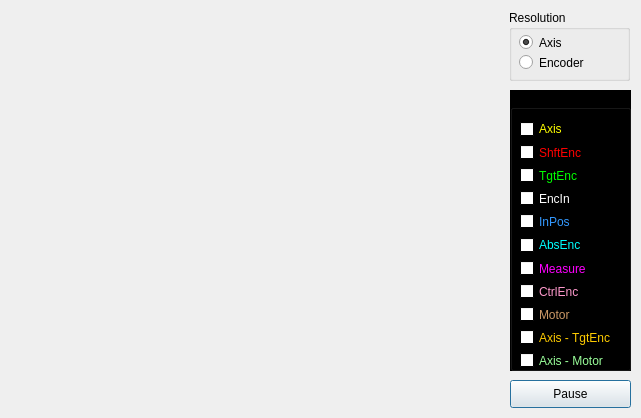
MaxIV-KitsControls/app-cells-icepapcms, file src/ui_icepapcms/qt_designer_files/dialogcurves.ui: the form before one commit.
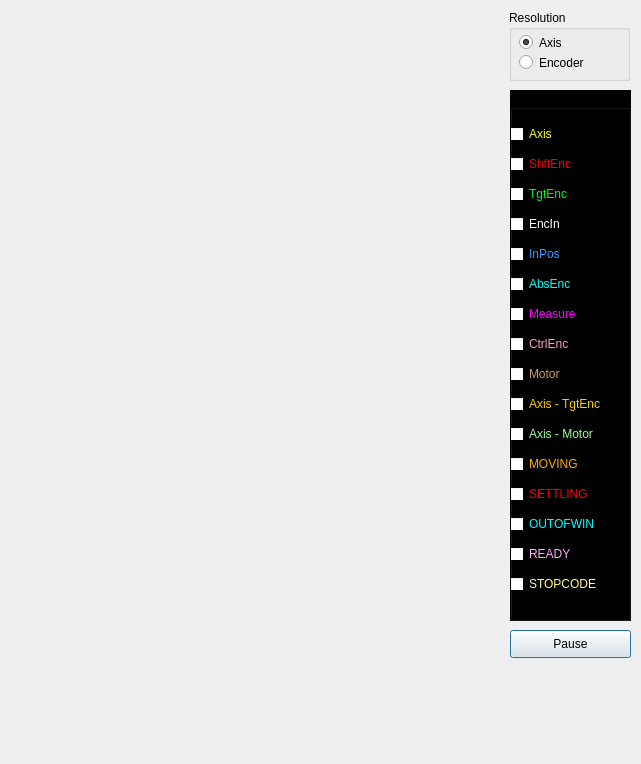
The form after the commit.

Commit message: Now displaying the values of some driver status bits.

```diff
--- a/src/ui_icepapcms/qt_designer_files/dialogcurves.ui
+++ b/src/ui_icepapcms/qt_designer_files/dialogcurves.ui
@@ -7,7 +7,7 @@
     <x>0</x>
     <y>0</y>
     <width>641</width>
-    <height>418</height>
+    <height>764</height>
    </rect>
   </property>
   <property name="minimumSize">
@@ -25,7 +25,7 @@
      <x>10</x>
      <y>10</y>
      <width>491</width>
-     <height>401</height>
+     <height>651</height>
     </rect>
    </property>
    <layout class="QGridLayout" name="gridLayout">
@@ -88,7 +88,7 @@
      <x>510</x>
      <y>90</y>
      <width>121</width>
-     <height>281</height>
+     <height>531</height>
     </rect>
    </property>
    <property name="palette">
@@ -188,47 +188,30 @@
    <property name="title">
     <string>Select Curves</string>
    </property>
-   <widget class="QCheckBox" name="checkBoxDelta2">
+   <widget class="QWidget" name="layoutWidget">
     <property name="geometry">
      <rect>
-      <x>10</x>
-      <y>262</y>
-      <width>119</width>
-      <height>17</height>
+      <x>0</x>
+      <y>30</y>
+      <width>115</width>
+      <height>492</height>
      </rect>
     </property>
+    <layout class="QVBoxLayout" name="verticalLayout">
+     <item>
+      <widget class="QCheckBox" name="checkBoxAxis">
     <property name="palette">
      <palette>
       <active>
        <colorrole role="WindowText">
         <brush brushstyle="SolidPattern">
          <color alpha="255">
-          <red>153</red>
+             <red>255</red>
           <green>255</green>
-          <blue>153</blue>
-         </color>
-        </brush>
-       </colorrole>
-       <colorrole role="Text">
-        <brush brushstyle="SolidPattern">
-         <color alpha="255">
-          <red>0</red>
-          <green>0</green>
           <blue>0</blue>
          </color>
         </brush>
        </colorrole>
-      </active>
-      <inactive>
-       <colorrole role="WindowText">
-        <brush brushstyle="SolidPattern">
-         <color alpha="255">
-          <red>153</red>
-          <green>255</green>
-          <blue>153</blue>
-         </color>
-        </brush>
-       </colorrole>
        <colorrole role="Text">
         <brush brushstyle="SolidPattern">
          <color alpha="255">
@@ -238,203 +221,12 @@
          </color>
         </brush>
        </colorrole>
-      </inactive>
-      <disabled>
-       <colorrole role="WindowText">
-        <brush brushstyle="SolidPattern">
-         <color alpha="255">
-          <red>139</red>
-          <green>142</green>
-          <blue>142</blue>
-         </color>
-        </brush>
-       </colorrole>
-       <colorrole role="Text">
-        <brush brushstyle="SolidPattern">
-         <color alpha="255">
-          <red>139</red>
-          <green>142</green>
-          <blue>142</blue>
-         </color>
-        </brush>
-       </colorrole>
-      </disabled>
-     </palette>
-    </property>
-    <property name="text">
-     <string>Axis - Motor</string>
-    </property>
-   </widget>
-   <widget class="QCheckBox" name="checkBoxMeasure">
-    <property name="geometry">
-     <rect>
-      <x>10</x>
-      <y>170</y>
-      <width>119</width>
-      <height>17</height>
-     </rect>
-    </property>
-    <property name="palette">
-     <palette>
-      <active>
-       <colorrole role="WindowText">
-        <brush brushstyle="SolidPattern">
-         <color alpha="255">
-          <red>255</red>
-          <green>0</green>
-          <blue>255</blue>
-         </color>
-        </brush>
-       </colorrole>
-       <colorrole role="Text">
-        <brush brushstyle="SolidPattern">
-         <color alpha="255">
-          <red>0</red>
-          <green>0</green>
-          <blue>0</blue>
-         </color>
-        </brush>
-       </colorrole>
       </active>
       <inactive>
        <colorrole role="WindowText">
         <brush brushstyle="SolidPattern">
          <color alpha="255">
           <red>255</red>
-          <green>0</green>
-          <blue>255</blue>
-         </color>
-        </brush>
-       </colorrole>
-       <colorrole role="Text">
-        <brush brushstyle="SolidPattern">
-         <color alpha="255">
-          <red>0</red>
-          <green>0</green>
-          <blue>0</blue>
-         </color>
-        </brush>
-       </colorrole>
-      </inactive>
-      <disabled>
-       <colorrole role="WindowText">
-        <brush brushstyle="SolidPattern">
-         <color alpha="255">
-          <red>139</red>
-          <green>142</green>
-          <blue>142</blue>
-         </color>
-        </brush>
-       </colorrole>
-       <colorrole role="Text">
-        <brush brushstyle="SolidPattern">
-         <color alpha="255">
-          <red>139</red>
-          <green>142</green>
-          <blue>142</blue>
-         </color>
-        </brush>
-       </colorrole>
-      </disabled>
-     </palette>
-    </property>
-    <property name="text">
-     <string>Measure</string>
-    </property>
-   </widget>
-   <widget class="QCheckBox" name="checkBoxDelta1">
-    <property name="geometry">
-     <rect>
-      <x>10</x>
-      <y>239</y>
-      <width>119</width>
-      <height>17</height>
-     </rect>
-    </property>
-    <property name="palette">
-     <palette>
-      <active>
-       <colorrole role="WindowText">
-        <brush brushstyle="SolidPattern">
-         <color alpha="255">
-          <red>255</red>
-          <green>204</green>
-          <blue>0</blue>
-         </color>
-        </brush>
-       </colorrole>
-       <colorrole role="Text">
-        <brush brushstyle="SolidPattern">
-         <color alpha="255">
-          <red>0</red>
-          <green>0</green>
-          <blue>0</blue>
-         </color>
-        </brush>
-       </colorrole>
-      </active>
-      <inactive>
-       <colorrole role="WindowText">
-        <brush brushstyle="SolidPattern">
-         <color alpha="255">
-          <red>255</red>
-          <green>204</green>
-          <blue>0</blue>
-         </color>
-        </brush>
-       </colorrole>
-       <colorrole role="Text">
-        <brush brushstyle="SolidPattern">
-         <color alpha="255">
-          <red>0</red>
-          <green>0</green>
-          <blue>0</blue>
-         </color>
-        </brush>
-       </colorrole>
-      </inactive>
-      <disabled>
-       <colorrole role="WindowText">
-        <brush brushstyle="SolidPattern">
-         <color alpha="255">
-          <red>139</red>
-          <green>142</green>
-          <blue>142</blue>
-         </color>
-        </brush>
-       </colorrole>
-       <colorrole role="Text">
-        <brush brushstyle="SolidPattern">
-         <color alpha="255">
-          <red>139</red>
-          <green>142</green>
-          <blue>142</blue>
-         </color>
-        </brush>
-       </colorrole>
-      </disabled>
-     </palette>
-    </property>
-    <property name="text">
-     <string>Axis - TgtEnc</string>
-    </property>
-   </widget>
-   <widget class="QCheckBox" name="checkBoxTgtEnc">
-    <property name="geometry">
-     <rect>
-      <x>10</x>
-      <y>77</y>
-      <width>119</width>
-      <height>17</height>
-     </rect>
-    </property>
-    <property name="palette">
-     <palette>
-      <active>
-       <colorrole role="WindowText">
-        <brush brushstyle="SolidPattern">
-         <color alpha="255">
-          <red>0</red>
           <green>255</green>
           <blue>0</blue>
          </color>
@@ -449,26 +241,6 @@
          </color>
         </brush>
        </colorrole>
-      </active>
-      <inactive>
-       <colorrole role="WindowText">
-        <brush brushstyle="SolidPattern">
-         <color alpha="255">
-          <red>0</red>
-          <green>255</green>
-          <blue>0</blue>
-         </color>
-        </brush>
-       </colorrole>
-       <colorrole role="Text">
-        <brush brushstyle="SolidPattern">
-         <color alpha="255">
-          <red>0</red>
-          <green>0</green>
-          <blue>0</blue>
-         </color>
-        </brush>
-       </colorrole>
       </inactive>
       <disabled>
        <colorrole role="WindowText">
@@ -493,95 +265,12 @@
      </palette>
     </property>
     <property name="text">
-     <string>TgtEnc</string>
-    </property>
-   </widget>
-   <widget class="QCheckBox" name="checkBoxMotor">
-    <property name="geometry">
-     <rect>
-      <x>10</x>
-      <y>216</y>
-      <width>119</width>
-      <height>17</height>
-     </rect>
-    </property>
-    <property name="palette">
-     <palette>
-      <active>
-       <colorrole role="WindowText">
-        <brush brushstyle="SolidPattern">
-         <color alpha="255">
-          <red>204</red>
-          <green>153</green>
-          <blue>102</blue>
-         </color>
-        </brush>
-       </colorrole>
-       <colorrole role="Text">
-        <brush brushstyle="SolidPattern">
-         <color alpha="255">
-          <red>0</red>
-          <green>0</green>
-          <blue>0</blue>
-         </color>
-        </brush>
-       </colorrole>
-      </active>
-      <inactive>
-       <colorrole role="WindowText">
-        <brush brushstyle="SolidPattern">
-         <color alpha="255">
-          <red>204</red>
-          <green>153</green>
-          <blue>102</blue>
-         </color>
-        </brush>
-       </colorrole>
-       <colorrole role="Text">
-        <brush brushstyle="SolidPattern">
-         <color alpha="255">
-          <red>0</red>
-          <green>0</green>
-          <blue>0</blue>
-         </color>
-        </brush>
-       </colorrole>
-      </inactive>
-      <disabled>
-       <colorrole role="WindowText">
-        <brush brushstyle="SolidPattern">
-         <color alpha="255">
-          <red>139</red>
-          <green>142</green>
-          <blue>142</blue>
-         </color>
-        </brush>
-       </colorrole>
-       <colorrole role="Text">
-        <brush brushstyle="SolidPattern">
-         <color alpha="255">
-          <red>139</red>
-          <green>142</green>
-          <blue>142</blue>
-         </color>
-        </brush>
-       </colorrole>
-      </disabled>
-     </palette>
-    </property>
-    <property name="text">
-     <string>Motor</string>
-    </property>
-   </widget>
+        <string>Axis</string>
+       </property>
+      </widget>
+     </item>
+     <item>
    <widget class="QCheckBox" name="checkBoxShiftEnc">
-    <property name="geometry">
-     <rect>
-      <x>10</x>
-      <y>54</y>
-      <width>119</width>
-      <height>17</height>
-     </rect>
-    </property>
     <property name="palette">
      <palette>
       <active>
@@ -650,15 +339,9 @@
      <string>ShftEnc</string>
     </property>
    </widget>
-   <widget class="QCheckBox" name="checkBoxAbsEnc">
-    <property name="geometry">
-     <rect>
-      <x>10</x>
-      <y>146</y>
-      <width>119</width>
-      <height>18</height>
-     </rect>
-    </property>
+     </item>
+     <item>
+      <widget class="QCheckBox" name="checkBoxTgtEnc">
     <property name="palette">
      <palette>
       <active>
@@ -667,7 +350,7 @@
          <color alpha="255">
           <red>0</red>
           <green>255</green>
-          <blue>255</blue>
+             <blue>0</blue>
          </color>
         </brush>
        </colorrole>
@@ -687,6 +370,57 @@
          <color alpha="255">
           <red>0</red>
           <green>255</green>
+             <blue>0</blue>
+            </color>
+           </brush>
+          </colorrole>
+          <colorrole role="Text">
+           <brush brushstyle="SolidPattern">
+            <color alpha="255">
+             <red>0</red>
+             <green>0</green>
+             <blue>0</blue>
+            </color>
+           </brush>
+          </colorrole>
+         </inactive>
+         <disabled>
+          <colorrole role="WindowText">
+           <brush brushstyle="SolidPattern">
+            <color alpha="255">
+             <red>139</red>
+             <green>142</green>
+             <blue>142</blue>
+            </color>
+           </brush>
+          </colorrole>
+          <colorrole role="Text">
+           <brush brushstyle="SolidPattern">
+            <color alpha="255">
+             <red>139</red>
+             <green>142</green>
+             <blue>142</blue>
+            </color>
+           </brush>
+          </colorrole>
+         </disabled>
+        </palette>
+       </property>
+       <property name="text">
+        <string>TgtEnc</string>
+       </property>
+      </widget>
+     </item>
+     <item>
+      <widget class="QCheckBox" name="checkBoxEncIn">
+       <property name="palette">
+        <palette>
+         <active>
+          <colorrole role="WindowText">
+           <brush brushstyle="SolidPattern">
+            <color alpha="255">
+             <red>255</red>
+             <green>255</green>
           <blue>255</blue>
          </color>
         </brush>
@@ -700,6 +434,26 @@
          </color>
         </brush>
        </colorrole>
+         </active>
+         <inactive>
+          <colorrole role="WindowText">
+           <brush brushstyle="SolidPattern">
+            <color alpha="255">
+             <red>255</red>
+             <green>255</green>
+             <blue>255</blue>
+            </color>
+           </brush>
+          </colorrole>
+          <colorrole role="Text">
+           <brush brushstyle="SolidPattern">
+            <color alpha="255">
+             <red>0</red>
+             <green>0</green>
+             <blue>0</blue>
+            </color>
+           </brush>
+          </colorrole>
       </inactive>
       <disabled>
        <colorrole role="WindowText">
@@ -724,18 +478,12 @@
      </palette>
     </property>
     <property name="text">
-     <string>AbsEnc</string>
-    </property>
-   </widget>
+        <string>EncIn</string>
+       </property>
+      </widget>
+     </item>
+     <item>
    <widget class="QCheckBox" name="checkBoxInPos">
-    <property name="geometry">
-     <rect>
-      <x>10</x>
-      <y>123</y>
-      <width>119</width>
-      <height>17</height>
-     </rect>
-    </property>
     <property name="palette">
      <palette>
       <active>
@@ -804,24 +552,18 @@
      <string>InPos</string>
     </property>
    </widget>
-   <widget class="QCheckBox" name="checkBoxAxis">
-    <property name="geometry">
-     <rect>
-      <x>10</x>
-      <y>30</y>
-      <width>119</width>
-      <height>18</height>
-     </rect>
-    </property>
+     </item>
+     <item>
+      <widget class="QCheckBox" name="checkBoxAbsEnc">
     <property name="palette">
      <palette>
       <active>
        <colorrole role="WindowText">
         <brush brushstyle="SolidPattern">
          <color alpha="255">
-          <red>255</red>
+             <red>0</red>
           <green>255</green>
-          <blue>0</blue>
+             <blue>255</blue>
          </color>
         </brush>
        </colorrole>
@@ -839,21 +581,92 @@
        <colorrole role="WindowText">
         <brush brushstyle="SolidPattern">
          <color alpha="255">
-          <red>255</red>
+             <red>0</red>
           <green>255</green>
+             <blue>255</blue>
+            </color>
+           </brush>
+          </colorrole>
+          <colorrole role="Text">
+           <brush brushstyle="SolidPattern">
+            <color alpha="255">
+             <red>0</red>
+             <green>0</green>
           <blue>0</blue>
          </color>
         </brush>
        </colorrole>
+         </inactive>
+         <disabled>
+          <colorrole role="WindowText">
+           <brush brushstyle="SolidPattern">
+            <color alpha="255">
+             <red>139</red>
+             <green>142</green>
+             <blue>142</blue>
+            </color>
+           </brush>
+          </colorrole>
        <colorrole role="Text">
         <brush brushstyle="SolidPattern">
          <color alpha="255">
+             <red>139</red>
+             <green>142</green>
+             <blue>142</blue>
+            </color>
+           </brush>
+          </colorrole>
+         </disabled>
+        </palette>
+       </property>
+       <property name="text">
+        <string>AbsEnc</string>
+       </property>
+      </widget>
+     </item>
+     <item>
+      <widget class="QCheckBox" name="checkBoxMeasure">
+       <property name="palette">
+        <palette>
+         <active>
+          <colorrole role="WindowText">
+           <brush brushstyle="SolidPattern">
+            <color alpha="255">
+             <red>255</red>
+             <green>0</green>
+             <blue>255</blue>
+            </color>
+           </brush>
+          </colorrole>
+          <colorrole role="Text">
+           <brush brushstyle="SolidPattern">
+            <color alpha="255">
           <red>0</red>
           <green>0</green>
           <blue>0</blue>
          </color>
         </brush>
        </colorrole>
+         </active>
+         <inactive>
+          <colorrole role="WindowText">
+           <brush brushstyle="SolidPattern">
+            <color alpha="255">
+             <red>255</red>
+             <green>0</green>
+             <blue>255</blue>
+            </color>
+           </brush>
+          </colorrole>
+          <colorrole role="Text">
+           <brush brushstyle="SolidPattern">
+            <color alpha="255">
+             <red>0</red>
+             <green>0</green>
+             <blue>0</blue>
+            </color>
+           </brush>
+          </colorrole>
       </inactive>
       <disabled>
        <colorrole role="WindowText">
@@ -878,18 +691,12 @@
      </palette>
     </property>
     <property name="text">
-     <string>Axis</string>
-    </property>
-   </widget>
+        <string>Measure</string>
+       </property>
+      </widget>
+     </item>
+     <item>
    <widget class="QCheckBox" name="checkBoxCtrlEnc">
-    <property name="geometry">
-     <rect>
-      <x>10</x>
-      <y>193</y>
-      <width>119</width>
-      <height>17</height>
-     </rect>
-    </property>
     <property name="palette">
      <palette>
       <active>
@@ -958,15 +765,80 @@
      <string>CtrlEnc</string>
     </property>
    </widget>
-   <widget class="QCheckBox" name="checkBoxEncIn">
-    <property name="geometry">
-     <rect>
-      <x>10</x>
-      <y>100</y>
-      <width>119</width>
-      <height>17</height>
-     </rect>
-    </property>
+     </item>
+     <item>
+      <widget class="QCheckBox" name="checkBoxMotor">
+       <property name="palette">
+        <palette>
+         <active>
+          <colorrole role="WindowText">
+           <brush brushstyle="SolidPattern">
+            <color alpha="255">
+             <red>204</red>
+             <green>153</green>
+             <blue>102</blue>
+            </color>
+           </brush>
+          </colorrole>
+          <colorrole role="Text">
+           <brush brushstyle="SolidPattern">
+            <color alpha="255">
+             <red>0</red>
+             <green>0</green>
+             <blue>0</blue>
+            </color>
+           </brush>
+          </colorrole>
+         </active>
+         <inactive>
+          <colorrole role="WindowText">
+           <brush brushstyle="SolidPattern">
+            <color alpha="255">
+             <red>204</red>
+             <green>153</green>
+             <blue>102</blue>
+            </color>
+           </brush>
+          </colorrole>
+          <colorrole role="Text">
+           <brush brushstyle="SolidPattern">
+            <color alpha="255">
+             <red>0</red>
+             <green>0</green>
+             <blue>0</blue>
+            </color>
+           </brush>
+          </colorrole>
+         </inactive>
+         <disabled>
+          <colorrole role="WindowText">
+           <brush brushstyle="SolidPattern">
+            <color alpha="255">
+             <red>139</red>
+             <green>142</green>
+             <blue>142</blue>
+            </color>
+           </brush>
+          </colorrole>
+          <colorrole role="Text">
+           <brush brushstyle="SolidPattern">
+            <color alpha="255">
+             <red>139</red>
+             <green>142</green>
+             <blue>142</blue>
+            </color>
+           </brush>
+          </colorrole>
+         </disabled>
+        </palette>
+       </property>
+       <property name="text">
+        <string>Motor</string>
+       </property>
+      </widget>
+     </item>
+     <item>
+      <widget class="QCheckBox" name="checkBoxDelta1">
     <property name="palette">
      <palette>
       <active>
@@ -974,8 +846,79 @@
         <brush brushstyle="SolidPattern">
          <color alpha="255">
           <red>255</red>
+             <green>204</green>
+             <blue>0</blue>
+            </color>
+           </brush>
+          </colorrole>
+          <colorrole role="Text">
+           <brush brushstyle="SolidPattern">
+            <color alpha="255">
+             <red>0</red>
+             <green>0</green>
+             <blue>0</blue>
+            </color>
+           </brush>
+          </colorrole>
+         </active>
+         <inactive>
+          <colorrole role="WindowText">
+           <brush brushstyle="SolidPattern">
+            <color alpha="255">
+             <red>255</red>
+             <green>204</green>
+             <blue>0</blue>
+            </color>
+           </brush>
+          </colorrole>
+          <colorrole role="Text">
+           <brush brushstyle="SolidPattern">
+            <color alpha="255">
+             <red>0</red>
+             <green>0</green>
+             <blue>0</blue>
+            </color>
+           </brush>
+          </colorrole>
+         </inactive>
+         <disabled>
+          <colorrole role="WindowText">
+           <brush brushstyle="SolidPattern">
+            <color alpha="255">
+             <red>139</red>
+             <green>142</green>
+             <blue>142</blue>
+            </color>
+           </brush>
+          </colorrole>
+          <colorrole role="Text">
+           <brush brushstyle="SolidPattern">
+            <color alpha="255">
+             <red>139</red>
+             <green>142</green>
+             <blue>142</blue>
+            </color>
+           </brush>
+          </colorrole>
+         </disabled>
+        </palette>
+       </property>
+       <property name="text">
+        <string>Axis - TgtEnc</string>
+       </property>
+      </widget>
+     </item>
+     <item>
+      <widget class="QCheckBox" name="checkBoxDelta2">
+       <property name="palette">
+        <palette>
+         <active>
+          <colorrole role="WindowText">
+           <brush brushstyle="SolidPattern">
+            <color alpha="255">
+             <red>153</red>
           <green>255</green>
-          <blue>255</blue>
+             <blue>153</blue>
          </color>
         </brush>
        </colorrole>
@@ -993,7 +936,200 @@
        <colorrole role="WindowText">
         <brush brushstyle="SolidPattern">
          <color alpha="255">
+             <red>153</red>
+             <green>255</green>
+             <blue>153</blue>
+            </color>
+           </brush>
+          </colorrole>
+          <colorrole role="Text">
+           <brush brushstyle="SolidPattern">
+            <color alpha="255">
+             <red>0</red>
+             <green>0</green>
+             <blue>0</blue>
+            </color>
+           </brush>
+          </colorrole>
+         </inactive>
+         <disabled>
+          <colorrole role="WindowText">
+           <brush brushstyle="SolidPattern">
+            <color alpha="255">
+             <red>139</red>
+             <green>142</green>
+             <blue>142</blue>
+            </color>
+           </brush>
+          </colorrole>
+          <colorrole role="Text">
+           <brush brushstyle="SolidPattern">
+            <color alpha="255">
+             <red>139</red>
+             <green>142</green>
+             <blue>142</blue>
+            </color>
+           </brush>
+          </colorrole>
+         </disabled>
+        </palette>
+       </property>
+       <property name="text">
+        <string>Axis - Motor</string>
+       </property>
+      </widget>
+     </item>
+     <item>
+      <widget class="QCheckBox" name="checkBoxMoving">
+       <property name="palette">
+        <palette>
+         <active>
+          <colorrole role="WindowText">
+           <brush brushstyle="SolidPattern">
+            <color alpha="255">
           <red>255</red>
+             <green>170</green>
+             <blue>0</blue>
+            </color>
+           </brush>
+          </colorrole>
+          <colorrole role="Text">
+           <brush brushstyle="SolidPattern">
+            <color alpha="255">
+             <red>0</red>
+             <green>0</green>
+             <blue>0</blue>
+            </color>
+           </brush>
+          </colorrole>
+         </active>
+         <inactive>
+          <colorrole role="WindowText">
+           <brush brushstyle="SolidPattern">
+            <color alpha="255">
+             <red>255</red>
+             <green>170</green>
+             <blue>0</blue>
+            </color>
+           </brush>
+          </colorrole>
+          <colorrole role="Text">
+           <brush brushstyle="SolidPattern">
+            <color alpha="255">
+             <red>0</red>
+             <green>0</green>
+             <blue>0</blue>
+            </color>
+           </brush>
+          </colorrole>
+         </inactive>
+         <disabled>
+          <colorrole role="WindowText">
+           <brush brushstyle="SolidPattern">
+            <color alpha="255">
+             <red>139</red>
+             <green>142</green>
+             <blue>142</blue>
+            </color>
+           </brush>
+          </colorrole>
+          <colorrole role="Text">
+           <brush brushstyle="SolidPattern">
+            <color alpha="255">
+             <red>139</red>
+             <green>142</green>
+             <blue>142</blue>
+            </color>
+           </brush>
+          </colorrole>
+         </disabled>
+        </palette>
+       </property>
+       <property name="text">
+        <string>MOVING</string>
+       </property>
+      </widget>
+     </item>
+     <item>
+      <widget class="QCheckBox" name="checkBoxSettling">
+       <property name="palette">
+        <palette>
+         <active>
+          <colorrole role="WindowText">
+           <brush brushstyle="SolidPattern">
+            <color alpha="255">
+             <red>255</red>
+             <green>0</green>
+             <blue>0</blue>
+            </color>
+           </brush>
+          </colorrole>
+          <colorrole role="Text">
+           <brush brushstyle="SolidPattern">
+            <color alpha="255">
+             <red>0</red>
+             <green>0</green>
+             <blue>0</blue>
+            </color>
+           </brush>
+          </colorrole>
+         </active>
+         <inactive>
+          <colorrole role="WindowText">
+           <brush brushstyle="SolidPattern">
+            <color alpha="255">
+             <red>255</red>
+             <green>0</green>
+             <blue>0</blue>
+            </color>
+           </brush>
+          </colorrole>
+          <colorrole role="Text">
+           <brush brushstyle="SolidPattern">
+            <color alpha="255">
+             <red>0</red>
+             <green>0</green>
+             <blue>0</blue>
+            </color>
+           </brush>
+          </colorrole>
+         </inactive>
+         <disabled>
+          <colorrole role="WindowText">
+           <brush brushstyle="SolidPattern">
+            <color alpha="255">
+             <red>139</red>
+             <green>142</green>
+             <blue>142</blue>
+            </color>
+           </brush>
+          </colorrole>
+          <colorrole role="Text">
+           <brush brushstyle="SolidPattern">
+            <color alpha="255">
+             <red>139</red>
+             <green>142</green>
+             <blue>142</blue>
+            </color>
+           </brush>
+          </colorrole>
+         </disabled>
+        </palette>
+       </property>
+       <property name="text">
+        <string>SETTLING</string>
+       </property>
+      </widget>
+     </item>
+     <item>
+      <widget class="QCheckBox" name="checkBoxOutOfWin">
+       <property name="palette">
+        <palette>
+         <active>
+          <colorrole role="WindowText">
+           <brush brushstyle="SolidPattern">
+            <color alpha="255">
+             <red>0</red>
           <green>255</green>
           <blue>255</blue>
          </color>
@@ -1008,6 +1144,26 @@
          </color>
         </brush>
        </colorrole>
+         </active>
+         <inactive>
+          <colorrole role="WindowText">
+           <brush brushstyle="SolidPattern">
+            <color alpha="255">
+             <red>0</red>
+             <green>255</green>
+             <blue>255</blue>
+            </color>
+           </brush>
+          </colorrole>
+          <colorrole role="Text">
+           <brush brushstyle="SolidPattern">
+            <color alpha="255">
+             <red>0</red>
+             <green>0</green>
+             <blue>0</blue>
+            </color>
+           </brush>
+          </colorrole>
       </inactive>
       <disabled>
        <colorrole role="WindowText">
@@ -1032,15 +1188,160 @@
      </palette>
     </property>
     <property name="text">
-     <string>EncIn</string>
-    </property>
+        <string>OUTOFWIN</string>
+       </property>
+      </widget>
+     </item>
+     <item>
+      <widget class="QCheckBox" name="checkBoxReady">
+       <property name="palette">
+        <palette>
+         <active>
+          <colorrole role="WindowText">
+           <brush brushstyle="SolidPattern">
+            <color alpha="255">
+             <red>255</red>
+             <green>170</green>
+             <blue>255</blue>
+            </color>
+           </brush>
+          </colorrole>
+          <colorrole role="Text">
+           <brush brushstyle="SolidPattern">
+            <color alpha="255">
+             <red>0</red>
+             <green>0</green>
+             <blue>0</blue>
+            </color>
+           </brush>
+          </colorrole>
+         </active>
+         <inactive>
+          <colorrole role="WindowText">
+           <brush brushstyle="SolidPattern">
+            <color alpha="255">
+             <red>255</red>
+             <green>170</green>
+             <blue>255</blue>
+            </color>
+           </brush>
+          </colorrole>
+          <colorrole role="Text">
+           <brush brushstyle="SolidPattern">
+            <color alpha="255">
+             <red>0</red>
+             <green>0</green>
+             <blue>0</blue>
+            </color>
+           </brush>
+          </colorrole>
+         </inactive>
+         <disabled>
+          <colorrole role="WindowText">
+           <brush brushstyle="SolidPattern">
+            <color alpha="255">
+             <red>139</red>
+             <green>142</green>
+             <blue>142</blue>
+            </color>
+           </brush>
+          </colorrole>
+          <colorrole role="Text">
+           <brush brushstyle="SolidPattern">
+            <color alpha="255">
+             <red>139</red>
+             <green>142</green>
+             <blue>142</blue>
+            </color>
+           </brush>
+          </colorrole>
+         </disabled>
+        </palette>
+       </property>
+       <property name="text">
+        <string>READY</string>
+       </property>
+      </widget>
+     </item>
+     <item>
+      <widget class="QCheckBox" name="checkBoxStopcode">
+       <property name="palette">
+        <palette>
+         <active>
+          <colorrole role="WindowText">
+           <brush brushstyle="SolidPattern">
+            <color alpha="255">
+             <red>255</red>
+             <green>255</green>
+             <blue>127</blue>
+            </color>
+           </brush>
+          </colorrole>
+          <colorrole role="Text">
+           <brush brushstyle="SolidPattern">
+            <color alpha="255">
+             <red>0</red>
+             <green>0</green>
+             <blue>0</blue>
+            </color>
+           </brush>
+          </colorrole>
+         </active>
+         <inactive>
+          <colorrole role="WindowText">
+           <brush brushstyle="SolidPattern">
+            <color alpha="255">
+             <red>255</red>
+             <green>255</green>
+             <blue>127</blue>
+            </color>
+           </brush>
+          </colorrole>
+          <colorrole role="Text">
+           <brush brushstyle="SolidPattern">
+            <color alpha="255">
+             <red>0</red>
+             <green>0</green>
+             <blue>0</blue>
+            </color>
+           </brush>
+          </colorrole>
+         </inactive>
+         <disabled>
+          <colorrole role="WindowText">
+           <brush brushstyle="SolidPattern">
+            <color alpha="255">
+             <red>139</red>
+             <green>142</green>
+             <blue>142</blue>
+            </color>
+           </brush>
+          </colorrole>
+          <colorrole role="Text">
+           <brush brushstyle="SolidPattern">
+            <color alpha="255">
+             <red>139</red>
+             <green>142</green>
+             <blue>142</blue>
+            </color>
+           </brush>
+          </colorrole>
+         </disabled>
+        </palette>
+       </property>
+       <property name="text">
+        <string>STOPCODE</string>
+       </property>
+      </widget>
+     </item>
+    </layout>
    </widget>
   </widget>
   <widget class="QPushButton" name="buttonPause">
    <property name="geometry">
     <rect>
      <x>510</x>
-     <y>380</y>
+     <y>630</y>
      <width>121</width>
      <height>28</height>
     </rect>
```
Lines whose indentation alone changed are shown as unchanged. The commit also changes 2 other files.
